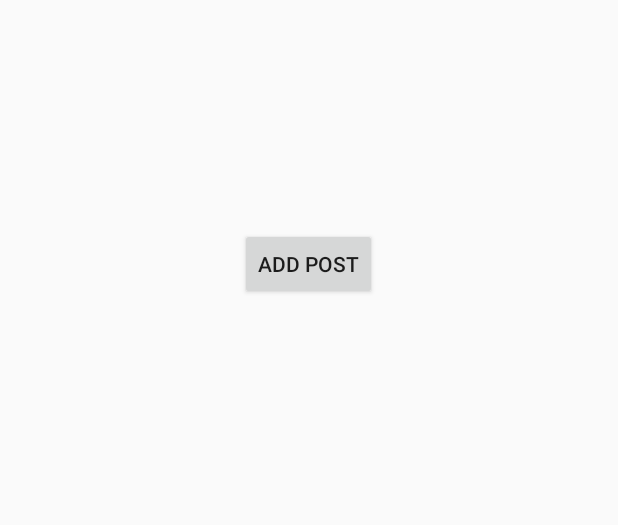
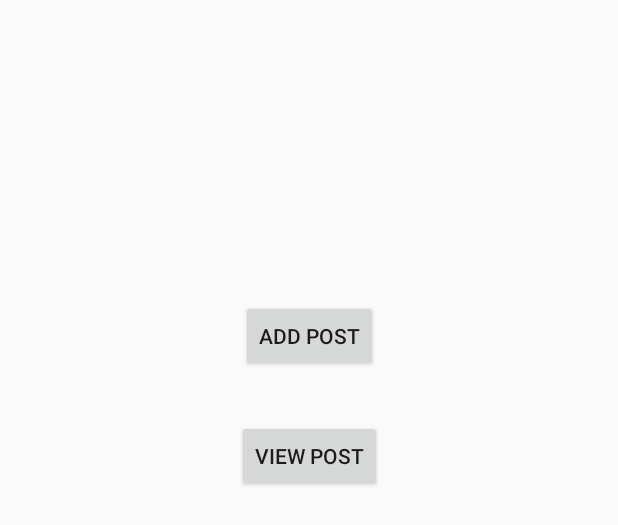
Before and after one commit to malikhammadt7/OldBooks, an Android app built with Jetpack Compose: the layout activity_login_signup.xml on its own in the app's theme, with its tools: preview values and no code run, on a phone screen of 412 x 824 dp. Shown: the top 525 px of the screen. Run offline under Robolectric (Android 15) with nearby library versions, the phone set to English and light mode, and no system bars.

Commit message:
Day2 Post Work

```diff
--- a/app/src/main/java/com/example/oldbooks/PublishPost.java
+++ b/app/src/main/java/com/example/oldbooks/PublishPost.java
@@ -19,11 +19,10 @@ public class PublishPost extends AppCompatActivity {
         super.onCreate(savedInstanceState);
         setContentView(R.layout.activity_publish_post);
 
-
         postDB.setValue("Hello, World!");
     }
 
-    public void PublishPost(String title, String content, String author) {
+    public void PostIt(String title, String content, String author) {
         // Create a unique key for the new post
         String postId = postDB.push().getKey();
 
--- a/app/src/main/res/layout/activity_login_signup.xml
+++ b/app/src/main/res/layout/activity_login_signup.xml
@@ -7,14 +7,24 @@
     tools:context=".LoginSignup">
 
     <Button
-        android:id="@+id/myButton"
+        android:id="@+id/addPost"
         android:layout_width="wrap_content"
         android:layout_height="wrap_content"
-        android:layout_marginTop="152dp"
+        android:layout_marginTop="200dp"
         android:text="Add Post"
         app:layout_constraintEnd_toEndOf="parent"
-        app:layout_constraintHorizontal_bias="0.498"
         app:layout_constraintStart_toStartOf="parent"
         app:layout_constraintTop_toTopOf="parent" />
 
+    <Button
+        android:id="@+id/viewPost"
+        android:layout_width="wrap_content"
+        android:layout_height="wrap_content"
+        android:layout_marginTop="32dp"
+        android:text="View Post"
+        app:layout_constraintEnd_toEndOf="parent"
+        app:layout_constraintHorizontal_bias="0.5"
+        app:layout_constraintStart_toStartOf="parent"
+        app:layout_constraintTop_toBottomOf="@+id/addPost" />
+
 </androidx.constraintlayout.widget.ConstraintLayout>
```
Also changed, not shown: app/src/main/java/com/example/oldbooks/Book.java (added, +69 -0 lines), app/src/main/java/com/example/oldbooks/MainActivity.kt (+14 -7 lines).
